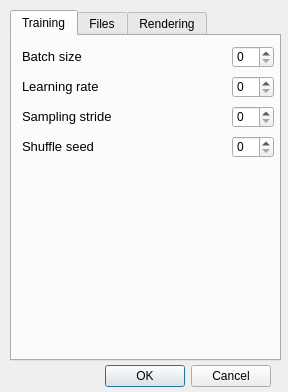
This is UI/SettingsWindow.ui in Onirael/DLMotionBlur as Qt 5 draws it before an edit. The edited form follows.
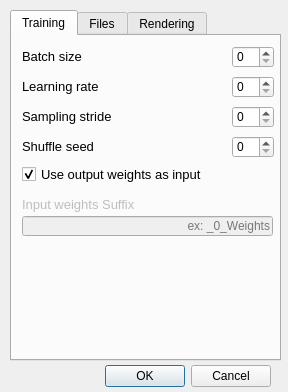
This is the edited form.

The edit to the form file:
```diff
--- a/UI/SettingsWindow.ui
+++ b/UI/SettingsWindow.ui
@@ -155,6 +155,76 @@
        <width>42</width>
        <height>22</height>
       </rect>
+     </property>
+     <property name="maximum">
+      <number>9999</number>
+     </property>
+    </widget>
+    <widget class="QCheckBox" name="inWeightsCheckbox">
+     <property name="geometry">
+      <rect>
+       <x>10</x>
+       <y>130</y>
+       <width>191</width>
+       <height>17</height>
+      </rect>
+     </property>
+     <property name="font">
+      <font>
+       <pointsize>10</pointsize>
+      </font>
+     </property>
+     <property name="text">
+      <string>Use output weights as input</string>
+     </property>
+     <property name="checked">
+      <bool>true</bool>
+     </property>
+     <property name="tristate">
+      <bool>false</bool>
+     </property>
+    </widget>
+    <widget class="QLabel" name="inWeightsLabel">
+     <property name="enabled">
+      <bool>false</bool>
+     </property>
+     <property name="geometry">
+      <rect>
+       <x>10</x>
+       <y>160</y>
+       <width>121</width>
+       <height>16</height>
+      </rect>
+     </property>
+     <property name="font">
+      <font>
+       <pointsize>10</pointsize>
+      </font>
+     </property>
+     <property name="text">
+      <string>Input weights Suffix</string>
+     </property>
+    </widget>
+    <widget class="QLineEdit" name="inWeightsInput">
+     <property name="enabled">
+      <bool>false</bool>
+     </property>
+     <property name="geometry">
+      <rect>
+       <x>10</x>
+       <y>180</y>
+       <width>251</width>
+       <height>20</height>
+      </rect>
+     </property>
+     <property name="text">
+      <string/>
+     </property>
+     <property name="alignment">
+      <set>Qt::AlignRight|Qt::AlignTrailing|Qt::AlignVCenter</set>
+     </property>
+     <property name="placeholderText">
+      <string>ex: _0_Weights</string>
      </property>
     </widget>
    </widget>
```
Left out of the diff: 131 changed lines with no effect on the pictures.
